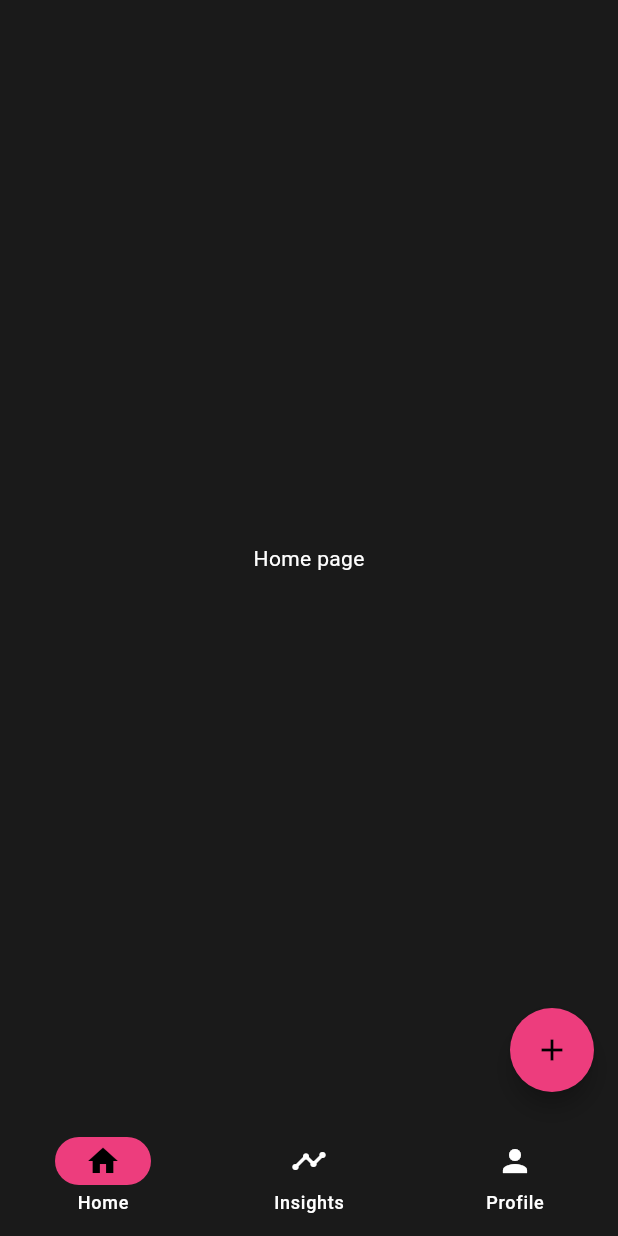
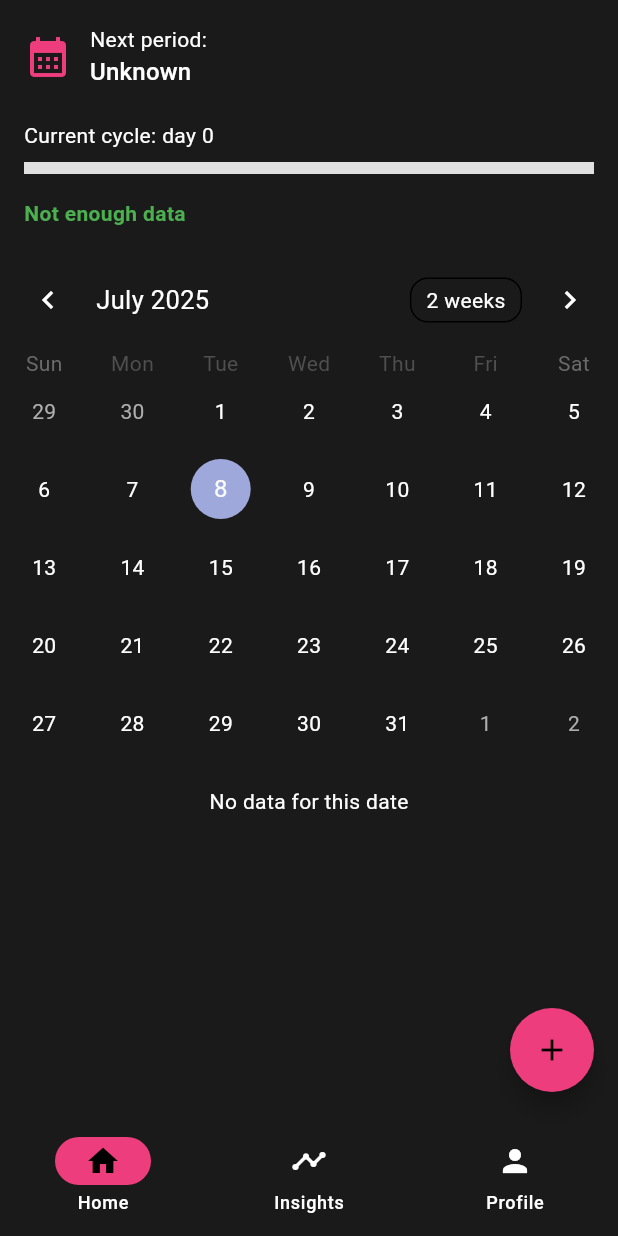
Before and after one commit to lebaaar/period_tracker, a Flutter app: the screen it shows after launch, on a phone screen of 412 x 824 dp. Run offline on Flutter 3.47's test engine with Material 3 defaults, Android fonts, the phone set to English and light mode, and no system bars; drawn by our look-alikes of table_calendar; our stand-ins replace go_router, sqflite; accounts and stored records are empty.

Commit message:
table_calendar basic setup

```diff
--- /dev/null
+++ b/lib/constants.dart
@@ -0,0 +1,2 @@
+final DateTime kFirstCalendarDay = DateTime.utc(2020, 1, 1);
+final DateTime kLastCalendarDay = DateTime.utc(DateTime.now().year + 8, 12, 31);
--- a/lib/pages/home_page.dart
+++ b/lib/pages/home_page.dart
@@ -1,4 +1,9 @@
 import 'package:flutter/material.dart';
+import 'package:period_tracker/models/period.dart';
+import 'package:period_tracker/period_provider.dart';
+import 'package:period_tracker/constants.dart';
+import 'package:provider/provider.dart';
+import 'package:table_calendar/table_calendar.dart';
 
 class HomePage extends StatefulWidget {
   const HomePage({super.key});
@@ -8,10 +13,156 @@ class HomePage extends StatefulWidget {
 }
 
 class _HomePageState extends State<HomePage> {
-  bool isOn = false;
+  DateTime _focusedDay = DateTime.now();
+  DateTime? _selectedDay;
 
   @override
   Widget build(BuildContext context) {
-    return Center(child: Text('Home page'));
+    final periodProvider = Provider.of<PeriodProvider>(context);
+    List<Period> periods = context.watch<PeriodProvider>().periods;
+
+    final nextPeriod = periodProvider.getNextPeriodDate();
+    final currentCycleDay = periodProvider.getCurrentCycleDay(
+      _selectedDay ?? _focusedDay,
+    );
+    final avgCycleLength = periodProvider.getAverageCycleLength();
+    final status = periodProvider.getStatusMessage();
+
+    double progress = 0;
+    if (avgCycleLength != null && avgCycleLength > 0) {
+      progress = currentCycleDay / avgCycleLength;
+      if (progress > 1) progress = 1;
+    }
+
+    // Get period ranges from provider
+    final List<DateTimeRange> periodRanges = periods
+        .where((p) => p.endDate != null)
+        .map((p) => DateTimeRange(start: p.startDate, end: p.endDate!))
+        .toList();
+
+    bool isInPeriod(DateTime day) {
+      return periodRanges.any(
+        (range) =>
+            day.isAfter(range.start.subtract(const Duration(days: 1))) &&
+            day.isBefore(range.end.add(const Duration(days: 1))),
+      );
+    }
+
+    return Scaffold(
+      body: SafeArea(
+        child: Column(
+          children: [
+            // Top section: Next period, current cycle day, status
+            Padding(
+              padding: const EdgeInsets.all(16.0),
+              child: Column(
+                crossAxisAlignment: CrossAxisAlignment.start,
+                children: [
+                  Row(
+                    children: [
+                      Icon(
+                        Icons.calendar_month,
+                        size: 32,
+                        color: Theme.of(context).colorScheme.primary,
+                      ),
+                      const SizedBox(width: 12),
+                      Column(
+                        crossAxisAlignment: CrossAxisAlignment.start,
+                        children: [
+                          Text(
+                            'Next period:',
+                            style: Theme.of(context).textTheme.bodyMedium,
+                          ),
+                          Text(
+                            nextPeriod != null
+                                ? _formatDate(nextPeriod)
+                                : 'Unknown',
+                            style: Theme.of(context).textTheme.titleMedium,
+                          ),
+                        ],
+                      ),
+                    ],
+                  ),
+                  const SizedBox(height: 20),
+                  Text(
+                    'Current cycle: day $currentCycleDay',
+                    style: Theme.of(context).textTheme.bodyMedium,
+                  ),
+                  const SizedBox(height: 8),
+                  LinearProgressIndicator(
+                    value: progress,
+                    minHeight: 8,
+                    backgroundColor: Colors.grey[300],
+                    color: Theme.of(context).colorScheme.primary,
+                  ),
+                  const SizedBox(height: 16),
+                  Text(
+                    status,
+                    style: TextStyle(
+                      color: status.contains('late')
+                          ? Colors.red
+                          : Colors.green,
+                      fontWeight: FontWeight.bold,
+                    ),
+                  ),
+                ],
+              ),
+            ),
+            // Calendar section
+            TableCalendar(
+              firstDay: kFirstCalendarDay,
+              lastDay: kLastCalendarDay,
+              focusedDay: _focusedDay,
+              selectedDayPredicate: (day) => isSameDay(_selectedDay, day),
+              onDaySelected: (selectedDay, focusedDay) {
+                setState(() {
+                  _selectedDay = selectedDay;
+                  _focusedDay = focusedDay;
+                });
+              },
+              calendarFormat: CalendarFormat.month,
+              weekNumbersVisible: false,
+              calendarBuilders: CalendarBuilders(
+                defaultBuilder: (context, day, focusedDay) {
+                  final isPeriod = isInPeriod(day);
+                  return Container(
+                    decoration: BoxDecoration(
+                      color: isPeriod
+                          ? Theme.of(
+                              context,
+                            ).colorScheme.primary.withOpacity(0.2)
+                          : null,
+                      shape: BoxShape.circle,
+                    ),
+                    child: Center(
+                      child: Text(
+                        '${day.day}',
+                        style: TextStyle(
+                          color: isPeriod
+                              ? Theme.of(context).colorScheme.primary
+                              : null,
+                        ),
+                      ),
+                    ),
+                  );
+                },
+              ),
+            ),
+            // Data section: Display data for selected day
+            Expanded(
+              child: Padding(
+                padding: const EdgeInsets.all(16.0),
+                child: periodProvider.getDataForDate(
+                  _selectedDay ?? _focusedDay,
+                ),
+              ),
+            ),
+          ],
+        ),
+      ),
+    );
   }
+
+  String _formatDate(DateTime date) =>
+      "${date.year}-${date.month.toString().padLeft(2, '0')}-${date.day.toString().padLeft(2, '0')}";
 }
--- a/pubspec.yaml
+++ b/pubspec.yaml
@@ -32,6 +32,8 @@ dependencies:
   go_router: ^16.0.0
   sqflite: ^2.4.2
   path: ^1.9.1
+  table_calendar: ^3.2.0
+
 
   # The following adds the Cupertino Icons font to your application.
   # Use with the CupertinoIcons class for iOS style icons.
```
Also changed, not shown: pubspec.lock.
